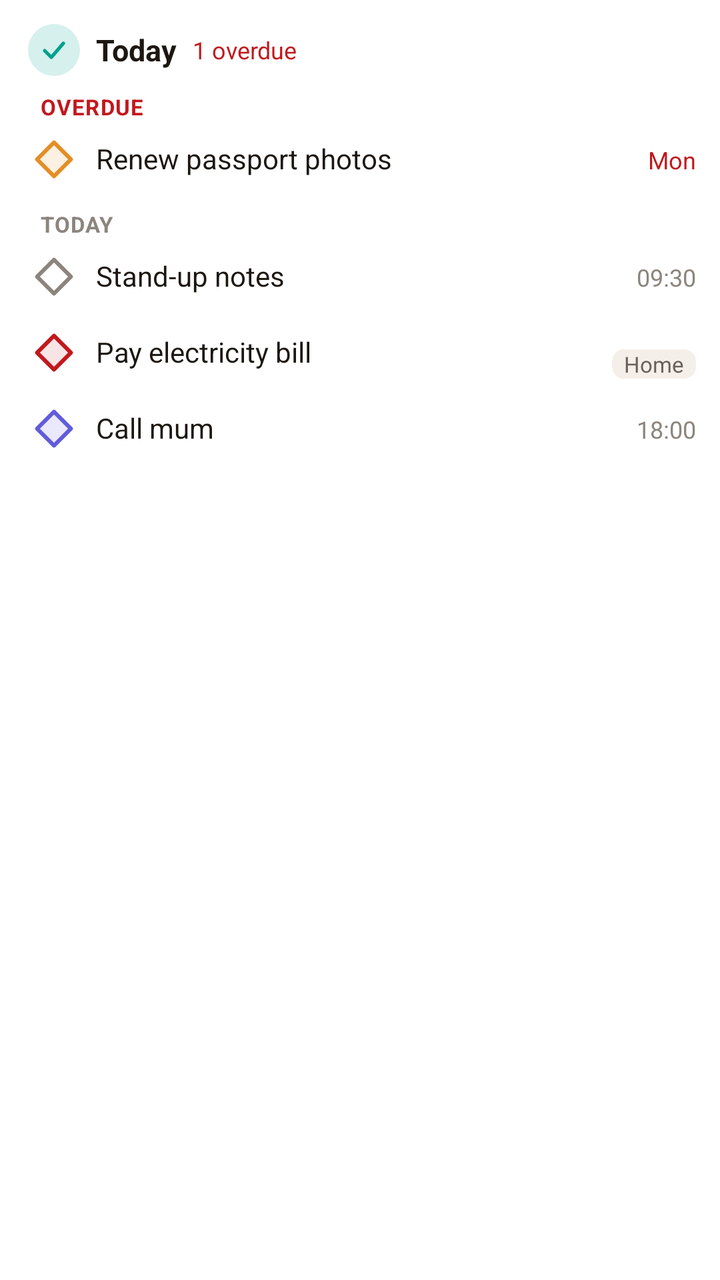
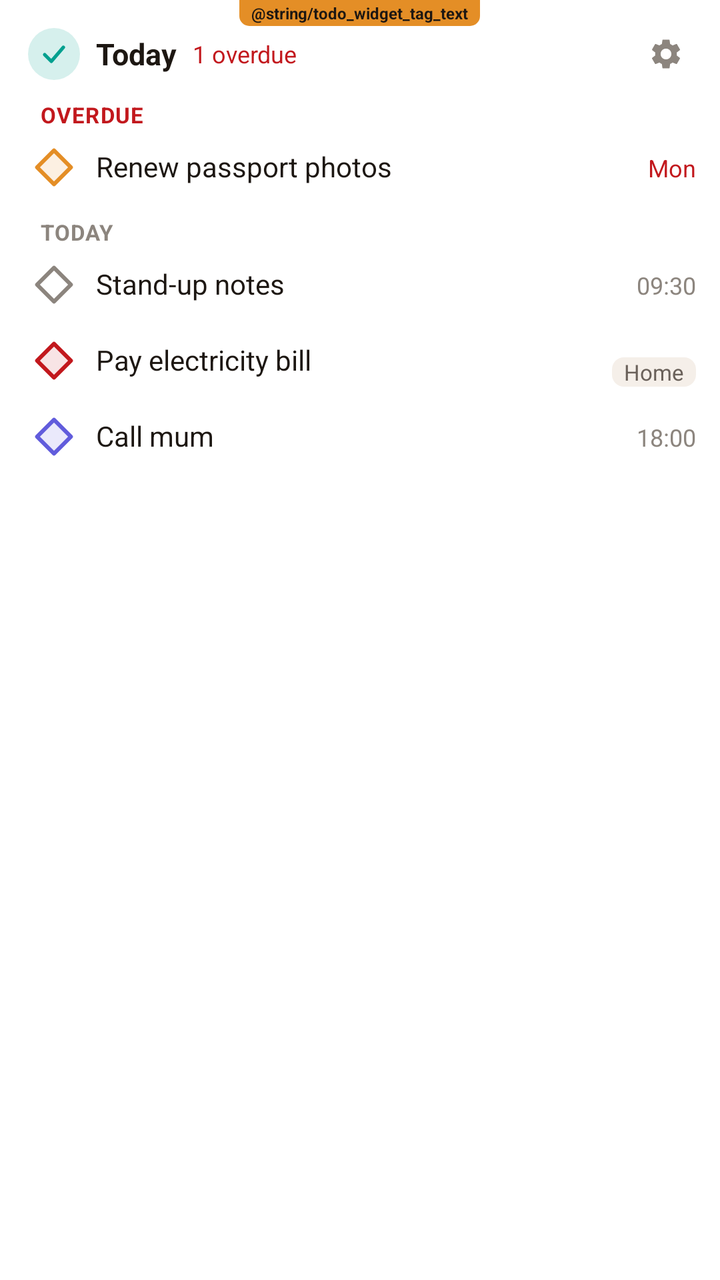

Before-and-after screenshots of an Android layout around one commit, followed by the original layout XML and the change that was made.
<!-- AndroidManifest.xml: application theme Theme.mnemora_app -->
<!-- res/layout/widget_preview.xml -->
<?xml version="1.0" encoding="utf-8"?>
<LinearLayout xmlns:android="http://schemas.android.com/apk/res/android"
    android:layout_width="match_parent"
    android:layout_height="match_parent"
    android:background="@drawable/widget_card_bg"
    android:backgroundTint="@color/widget_bg"
    android:orientation="vertical"
    android:paddingStart="6dp"
    android:paddingEnd="6dp"
    android:paddingBottom="6dp">

    <LinearLayout
        android:layout_width="match_parent"
        android:layout_height="wrap_content"
        android:gravity="center_vertical"
        android:orientation="horizontal"
        android:paddingStart="8dp"
        android:paddingTop="12dp"
        android:paddingEnd="6dp"
        android:paddingBottom="2dp">

        <FrameLayout
            android:layout_width="26dp"
            android:layout_height="26dp"
            android:background="@drawable/widget_circle"
            android:backgroundTint="#2900A08F">

            <ImageView
                android:layout_width="16dp"
                android:layout_height="16dp"
                android:layout_gravity="center"
                android:importantForAccessibility="no"
                android:src="@drawable/widget_check"
                android:tint="@color/widget_todo" />
        </FrameLayout>

        <TextView
            android:layout_width="wrap_content"
            android:layout_height="wrap_content"
            android:layout_marginStart="8dp"
            android:text="@string/widget_view_today"
            android:textColor="@color/widget_ink"
            android:textSize="15sp"
            android:textStyle="bold" />

        <TextView
            android:layout_width="wrap_content"
            android:layout_height="wrap_content"
            android:layout_marginStart="8dp"
            android:text="1 overdue"
            android:textColor="@color/widget_danger"
            android:textSize="12sp" />
    </LinearLayout>

    <TextView android:layout_width="match_parent" android:layout_height="wrap_content" android:paddingStart="14dp" android:paddingTop="6dp"
        android:letterSpacing="0.04" android:text="OVERDUE" android:textColor="@color/widget_danger" android:textSize="11sp" android:textStyle="bold" />
    <LinearLayout android:layout_width="match_parent" android:layout_height="wrap_content"
        android:orientation="horizontal" android:paddingStart="6dp" android:paddingTop="4dp" android:paddingEnd="6dp" android:paddingBottom="4dp">
        <FrameLayout android:layout_width="30sp" android:layout_height="30sp">
            <ImageView android:layout_width="22sp" android:layout_height="22sp" android:layout_gravity="center"
                android:alpha="0.14" android:importantForAccessibility="no" android:src="@drawable/widget_diamond_fill" android:tint="@color/widget_warning" />
            <ImageView android:layout_width="22sp" android:layout_height="22sp" android:layout_gravity="center"
                android:importantForAccessibility="no" android:src="@drawable/widget_diamond_edge" android:tint="@color/widget_warning" />
        </FrameLayout>
        <TextView android:layout_width="0dp" android:layout_height="wrap_content" android:layout_marginStart="6dp" android:layout_weight="1"
            android:maxLines="1" android:ellipsize="end" android:paddingTop="5dp" android:text="Renew passport photos" android:textColor="@color/widget_ink" android:textSize="14sp" />
        <TextView android:layout_width="wrap_content" android:layout_height="wrap_content" android:layout_marginStart="6dp" android:paddingTop="6dp"
            android:text="Mon" android:textColor="@color/widget_danger" android:textSize="12sp" />
    </LinearLayout>
    <TextView android:layout_width="match_parent" android:layout_height="wrap_content" android:paddingStart="14dp" android:paddingTop="6dp"
        android:letterSpacing="0.04" android:text="TODAY" android:textColor="@color/widget_faint" android:textSize="11sp" android:textStyle="bold" />
    <LinearLayout android:layout_width="match_parent" android:layout_height="wrap_content"
        android:orientation="horizontal" android:paddingStart="6dp" android:paddingTop="4dp" android:paddingEnd="6dp" android:paddingBottom="4dp">
        <FrameLayout android:layout_width="30sp" android:layout_height="30sp">
            <ImageView android:layout_width="22sp" android:layout_height="22sp" android:layout_gravity="center"
                android:importantForAccessibility="no" android:src="@drawable/widget_diamond_edge" android:tint="@color/widget_faint" />
        </FrameLayout>
        <TextView android:layout_width="0dp" android:layout_height="wrap_content" android:layout_marginStart="6dp" android:layout_weight="1"
            android:maxLines="1" android:ellipsize="end" android:paddingTop="5dp" android:text="Stand-up notes" android:textColor="@color/widget_ink" android:textSize="14sp" />
        <TextView android:layout_width="wrap_content" android:layout_height="wrap_content" android:layout_marginStart="6dp" android:paddingTop="6dp"
            android:text="09:30" android:textColor="@color/widget_faint" android:textSize="12sp" />
    </LinearLayout>
    <LinearLayout android:layout_width="match_parent" android:layout_height="wrap_content"
        android:orientation="horizontal" android:paddingStart="6dp" android:paddingTop="4dp" android:paddingEnd="6dp" android:paddingBottom="4dp">
        <FrameLayout android:layout_width="30sp" android:layout_height="30sp">
            <ImageView android:layout_width="22sp" android:layout_height="22sp" android:layout_gravity="center"
                android:alpha="0.12" android:importantForAccessibility="no" android:src="@drawable/widget_diamond_fill" android:tint="@color/widget_danger" />
            <ImageView android:layout_width="22sp" android:layout_height="22sp" android:layout_gravity="center"
                android:importantForAccessibility="no" android:src="@drawable/widget_diamond_edge" android:tint="@color/widget_danger" />
        </FrameLayout>
        <TextView android:layout_width="0dp" android:layout_height="wrap_content" android:layout_marginStart="6dp" android:layout_weight="1"
            android:maxLines="1" android:ellipsize="end" android:paddingTop="5dp" android:text="Pay electricity bill" android:textColor="@color/widget_ink" android:textSize="14sp" />
        <TextView android:layout_width="wrap_content" android:layout_height="wrap_content" android:layout_marginStart="6dp" android:layout_marginTop="5dp"
            android:background="@drawable/widget_pill" android:backgroundTint="@color/widget_surface2" android:paddingStart="6dp" android:paddingEnd="6dp"
            android:text="Home" android:textColor="@color/widget_muted" android:textSize="11sp" />
    </LinearLayout>
    <LinearLayout android:layout_width="match_parent" android:layout_height="wrap_content"
        android:orientation="horizontal" android:paddingStart="6dp" android:paddingTop="4dp" android:paddingEnd="6dp" android:paddingBottom="4dp">
        <FrameLayout android:layout_width="30sp" android:layout_height="30sp">
            <ImageView android:layout_width="22sp" android:layout_height="22sp" android:layout_gravity="center"
                android:alpha="0.14" android:importantForAccessibility="no" android:src="@drawable/widget_diamond_fill" android:tint="@color/widget_accent" />
            <ImageView android:layout_width="22sp" android:layout_height="22sp" android:layout_gravity="center"
                android:importantForAccessibility="no" android:src="@drawable/widget_diamond_edge" android:tint="@color/widget_accent" />
        </FrameLayout>
        <TextView android:layout_width="0dp" android:layout_height="wrap_content" android:layout_marginStart="6dp" android:layout_weight="1"
            android:maxLines="1" android:ellipsize="end" android:paddingTop="5dp" android:text="Call mum" android:textColor="@color/widget_ink" android:textSize="14sp" />
        <TextView android:layout_width="wrap_content" android:layout_height="wrap_content" android:layout_marginStart="6dp" android:paddingTop="6dp"
            android:text="18:00" android:textColor="@color/widget_faint" android:textSize="12sp" />
    </LinearLayout>
</LinearLayout>
<!-- resources referenced by this layout -->
<resources>
  <color name="widget_accent">@color/widget_light_accent</color>
  <color name="widget_bg">@color/widget_light_bg</color>
  <color name="widget_danger">@color/widget_light_danger</color>
  <color name="widget_faint">@color/widget_light_faint</color>
  <color name="widget_ink">@color/widget_light_ink</color>
  <color name="widget_muted">@color/widget_light_muted</color>
  <color name="widget_surface2">@color/widget_light_surface2</color>
  <color name="widget_todo">@color/widget_light_todo</color>
  <color name="widget_warning">@color/widget_light_warning</color>
  <!-- drawable widget_card_bg (drawable) -->
  <?xml version="1.0" encoding="utf-8"?>
  <shape xmlns:android="http://schemas.android.com/apk/res/android" android:shape="rectangle">
      <solid android:color="#FFFFFFFF" />
      <corners android:radius="16dp" />
  </shape>
  <!-- drawable widget_circle (drawable) -->
  <?xml version="1.0" encoding="utf-8"?>
  <shape xmlns:android="http://schemas.android.com/apk/res/android" android:shape="oval">
      <solid android:color="#FFFFFFFF" />
  </shape>
  <!-- drawable widget_pill (drawable) -->
  <?xml version="1.0" encoding="utf-8"?>
  <shape xmlns:android="http://schemas.android.com/apk/res/android" android:shape="rectangle">
      <solid android:color="#FFFFFFFF" />
      <corners android:radius="6dp" />
  </shape>
  <string name="widget_view_today">Today</string>
  <style name="Theme.mnemora_app" parent="Theme.MaterialComponents.DayNight.NoActionBar">
          
      </style>
  <color name="widget_light_accent">#FF615CDC</color>
  <color name="widget_light_bg">#FFFFFFFF</color>
  <color name="widget_light_danger">#FFC2181D</color>
  <color name="widget_light_faint">#FF8C857E</color>
  <color name="widget_light_ink">#FF1D1712</color>
  <color name="widget_light_muted">#FF6A615A</color>
  <color name="widget_light_surface2">#FFF5EFE9</color>
  <color name="widget_light_todo">#FF00A08F</color>
  <color name="widget_light_warning">#FFE48E26</color>
  <!-- unchanged entries left out for length: 3 -->
</resources>

<!-- the commit's change to res/layout/widget_preview.xml (unified diff, before → after) -->
@@ -1,9 +1,13 @@
 <?xml version="1.0" encoding="utf-8"?>
+<FrameLayout xmlns:android="http://schemas.android.com/apk/res/android"
+    android:layout_width="match_parent"
+    android:layout_height="match_parent"
+    android:background="@drawable/widget_card_bg"
+    android:backgroundTint="@color/widget_bg">
+
 <LinearLayout xmlns:android="http://schemas.android.com/apk/res/android"
     android:layout_width="match_parent"
     android:layout_height="match_parent"
-    android:background="@drawable/widget_card_bg"
-    android:backgroundTint="@color/widget_bg"
     android:orientation="vertical"
     android:paddingStart="6dp"
     android:paddingEnd="6dp"
@@ -50,6 +54,19 @@
             android:text="1 overdue"
             android:textColor="@color/widget_danger"
             android:textSize="12sp" />
+
+        <FrameLayout
+            android:layout_width="0dp"
+            android:layout_height="1dp"
+            android:layout_weight="1" />
+
+        <ImageView
+            android:layout_width="30dp"
+            android:layout_height="30dp"
+            android:importantForAccessibility="no"
+            android:padding="6dp"
+            android:src="@drawable/widget_gear"
+            android:tint="@color/widget_faint" />
     </LinearLayout>
 
     <TextView android:layout_width="match_parent" android:layout_height="wrap_content" android:paddingStart="14dp" android:paddingTop="6dp"
@@ -108,3 +125,20 @@
             android:text="18:00" android:textColor="@color/widget_faint" android:textSize="12sp" />
     </LinearLayout>
 </LinearLayout>
+
+    
+    <TextView
+        android:layout_width="wrap_content"
+        android:layout_height="wrap_content"
+        android:layout_gravity="top|center_horizontal"
+        android:background="@drawable/widget_tag"
+        android:backgroundTint="@color/todo_widget_tag_fill"
+        android:paddingStart="6dp"
+        android:paddingTop="1dp"
+        android:paddingEnd="6dp"
+        android:paddingBottom="1dp"
+        android:text="@string/todo_widget_tag_text"
+        android:textColor="@color/widget_sandbox_tag_text"
+        android:textSize="8sp"
+        android:textStyle="bold" />
+</FrameLayout>
<!-- resource entries referenced after the edit -->
@@ -6,6 +6,7 @@
   <color name="widget_faint">@color/widget_light_faint</color>
   <color name="widget_ink">@color/widget_light_ink</color>
   <color name="widget_muted">@color/widget_light_muted</color>
+  <color name="widget_sandbox_tag_text">#FF1D1712</color>
   <color name="widget_surface2">@color/widget_light_surface2</color>
   <color name="widget_todo">@color/widget_light_todo</color>
   <color name="widget_warning">@color/widget_light_warning</color>
@@ -20,11 +21,26 @@
   <shape xmlns:android="http://schemas.android.com/apk/res/android" android:shape="oval">
       <solid android:color="#FFFFFFFF" />
   </shape>
+  <!-- drawable widget_gear (drawable) -->
+  <?xml version="1.0" encoding="utf-8"?>
+  <vector xmlns:android="http://schemas.android.com/apk/res/android"
+      android:width="24dp" android:height="24dp"
+      android:viewportWidth="24" android:viewportHeight="24">
+      <path
+          android:fillColor="#FFFFFFFF"
+          android:pathData="M19.14,12.94c0.04,-0.3 0.06,-0.61 0.06,-0.94c0,-0.32 -0.02,-0.64 -0.07,-0.94l2.03,-1.58c0.18,-0.14 0.23,-0.41 0.12,-0.61l-1.92,-3.32c-0.12,-0.22 -0.37,-0.29 -0.59,-0.22l-2.39,0.96c-0.5,-0.38 -1.03,-0.7 -1.62,-0.94L14.4,2.81c-0.04,-0.24 -0.24,-0.41 -0.48,-0.41h-3.84c-0.24,0 -0.43,0.17 -0.47,0.41L9.25,5.35C8.66,5.59 8.12,5.92 7.63,6.29L5.24,5.33c-0.22,-0.08 -0.47,0 -0.59,0.22L2.74,8.87C2.62,9.08 2.66,9.34 2.86,9.48l2.03,1.58C4.84,11.36 4.8,11.69 4.8,12s0.02,0.64 0.07,0.94l-2.03,1.58c-0.18,0.14 -0.23,0.41 -0.12,0.61l1.92,3.32c0.12,0.22 0.37,0.29 0.59,0.22l2.39,-0.96c0.5,0.38 1.03,0.7 1.62,0.94l0.36,2.54c0.05,0.24 0.24,0.41 0.48,0.41h3.84c0.24,0 0.44,-0.17 0.47,-0.41l0.36,-2.54c0.59,-0.24 1.13,-0.56 1.62,-0.94l2.39,0.96c0.22,0.08 0.47,0 0.59,-0.22l1.92,-3.32c0.12,-0.22 0.07,-0.47 -0.12,-0.61L19.14,12.94zM12,15.6c-1.98,0 -3.6,-1.62 -3.6,-3.6s1.62,-3.6 3.6,-3.6s3.6,1.62 3.6,3.6S13.98,15.6 12,15.6z" />
+  </vector>
   <!-- drawable widget_pill (drawable) -->
   <?xml version="1.0" encoding="utf-8"?>
   <shape xmlns:android="http://schemas.android.com/apk/res/android" android:shape="rectangle">
       <solid android:color="#FFFFFFFF" />
       <corners android:radius="6dp" />
+  </shape>
+  <!-- drawable widget_tag (drawable) -->
+  <?xml version="1.0" encoding="utf-8"?>
+  <shape xmlns:android="http://schemas.android.com/apk/res/android" android:shape="rectangle">
+      <solid android:color="@color/widget_warning" />
+      <corners android:bottomLeftRadius="5dp" android:bottomRightRadius="5dp" />
   </shape>
   <string name="widget_view_today">Today</string>
   <style name="Theme.mnemora_app" parent="Theme.MaterialComponents.DayNight.NoActionBar">
